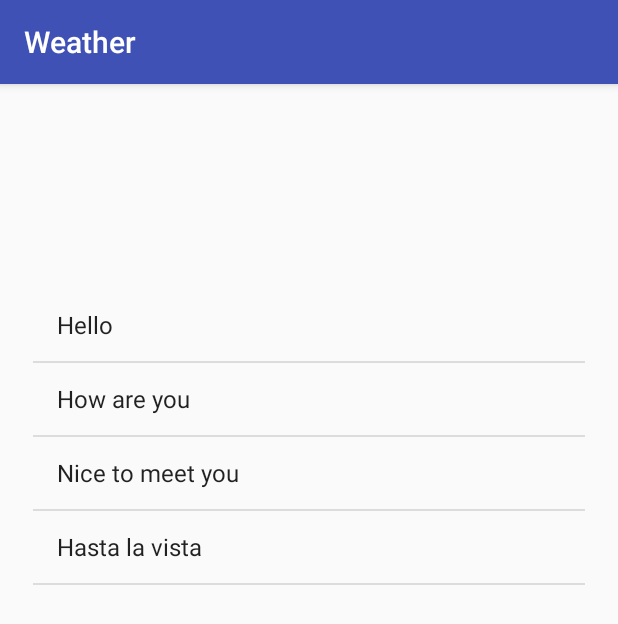
After one commit to gomez-fabio/Weather, an Android app: the ForecastListViewActivity screen opened directly, with no data from a screen before it, on a phone screen of 412 x 824 dp. The commit adds this screen. Shown: the top 624 px of the screen. Run offline under Robolectric (Android 15) with nearby library versions, the phone set to English and light mode, and no system bars.

Commit message:
Added new activity and a listview with some fake content

```diff
--- a/app/build.gradle
+++ b/app/build.gradle
@@ -25,7 +25,7 @@ android {
 
 dependencies {
     implementation fileTree(dir: 'libs', include: ['*.jar'])
-    implementation"org.jetbrains.kotlin:kotlin-stdlib-jre7:$kotlin_version"
+    implementation "org.jetbrains.kotlin:kotlin-stdlib-jre7:$kotlin_version"
     implementation 'com.android.support:appcompat-v7:26.1.0'
     implementation 'com.android.support.constraint:constraint-layout:1.0.2'
     testImplementation 'junit:junit:4.12'
--- a/app/src/main/AndroidManifest.xml
+++ b/app/src/main/AndroidManifest.xml
@@ -16,6 +16,7 @@
                 <category android:name="android.intent.category.LAUNCHER" />
             </intent-filter>
         </activity>
+        <activity android:name=".ForecastListViewActivity"></activity>
     </application>
 
 </manifest>
--- /dev/null
+++ b/app/src/main/java/es/fabiogomez/weather/ForecastListViewActivity.kt
@@ -0,0 +1,22 @@
+package es.fabiogomez.weather
+
+import android.support.v7.app.AppCompatActivity
+import android.os.Bundle
+import android.widget.ArrayAdapter
+import android.widget.ListView
+
+class ForecastListViewActivity : AppCompatActivity() {
+
+    override fun onCreate(savedInstanceState: Bundle?) {
+        super.onCreate(savedInstanceState)
+        setContentView(R.layout.activity_forecast_list_view)
+
+        var forecastListView = findViewById<ListView>(R.id.forecastListView)
+
+        var randomThings: List<String> = listOf("Hello", "How are you", "Nice to meet you", "Hasta la vista")
+
+        var adapter = ArrayAdapter(this,android.R.layout.simple_list_item_1,randomThings)
+
+        forecastListView.adapter = adapter
+    }
+}
--- a/app/src/main/java/es/fabiogomez/weather/MainActivity.kt
+++ b/app/src/main/java/es/fabiogomez/weather/MainActivity.kt
@@ -1,12 +1,24 @@
 package es.fabiogomez.weather
 
+import android.content.Intent
 import android.support.v7.app.AppCompatActivity
 import android.os.Bundle
+import android.widget.Button
 
 class MainActivity : AppCompatActivity() {
 
     override fun onCreate(savedInstanceState: Bundle?) {
         super.onCreate(savedInstanceState)
         setContentView(R.layout.activity_main)
+
+        var getForeCastBtn = findViewById<Button>(R.id.getForeCastBtn)
+
+        getForeCastBtn.setOnClickListener{
+            //println("getForeCastBtn pressed!")
+
+            //var navigateToForecastActivity = Intent(getApplicationContext(), ForecastListViewActivity::class.java)
+            var navigateToForecastActivity = Intent(this, ForecastListViewActivity::class.java)
+            startActivity(navigateToForecastActivity)
+        }
     }
 }
--- /dev/null
+++ b/app/src/main/res/layout/activity_forecast_list_view.xml
@@ -0,0 +1,17 @@
+<?xml version="1.0" encoding="utf-8"?>
+<android.support.constraint.ConstraintLayout xmlns:android="http://schemas.android.com/apk/res/android"
+    xmlns:app="http://schemas.android.com/apk/res-auto"
+    xmlns:tools="http://schemas.android.com/tools"
+    android:layout_width="match_parent"
+    android:layout_height="match_parent"
+    tools:context="es.fabiogomez.weather.ForecastListViewActivity">
+
+    <ListView
+        android:id="@+id/forecastListView"
+        android:layout_width="368dp"
+        android:layout_height="495dp"
+        app:layout_constraintBottom_toBottomOf="parent"
+        app:layout_constraintEnd_toEndOf="parent"
+        app:layout_constraintStart_toStartOf="parent"
+        app:layout_constraintTop_toTopOf="parent" />
+</android.support.constraint.ConstraintLayout>
--- a/app/src/main/res/layout/activity_main.xml
+++ b/app/src/main/res/layout/activity_main.xml
@@ -31,7 +31,7 @@
         app:layout_constraintTop_toBottomOf="@+id/textView" />
 
     <Button
-        android:id="@+id/button"
+        android:id="@+id/getForeCastBtn"
         android:layout_width="wrap_content"
         android:layout_height="wrap_content"
         android:layout_marginTop="10dp"
@@ -48,7 +48,7 @@
         app:layout_constraintEnd_toStartOf="@+id/imageView3"
         app:layout_constraintHorizontal_bias="0.5"
         app:layout_constraintStart_toEndOf="@+id/imageView2"
-        app:layout_constraintTop_toBottomOf="@+id/button"
+        app:layout_constraintTop_toBottomOf="@+id/getForeCastBtn"
         app:srcCompat="@drawable/ic_umbrellas" />
 
     <ImageView
```
